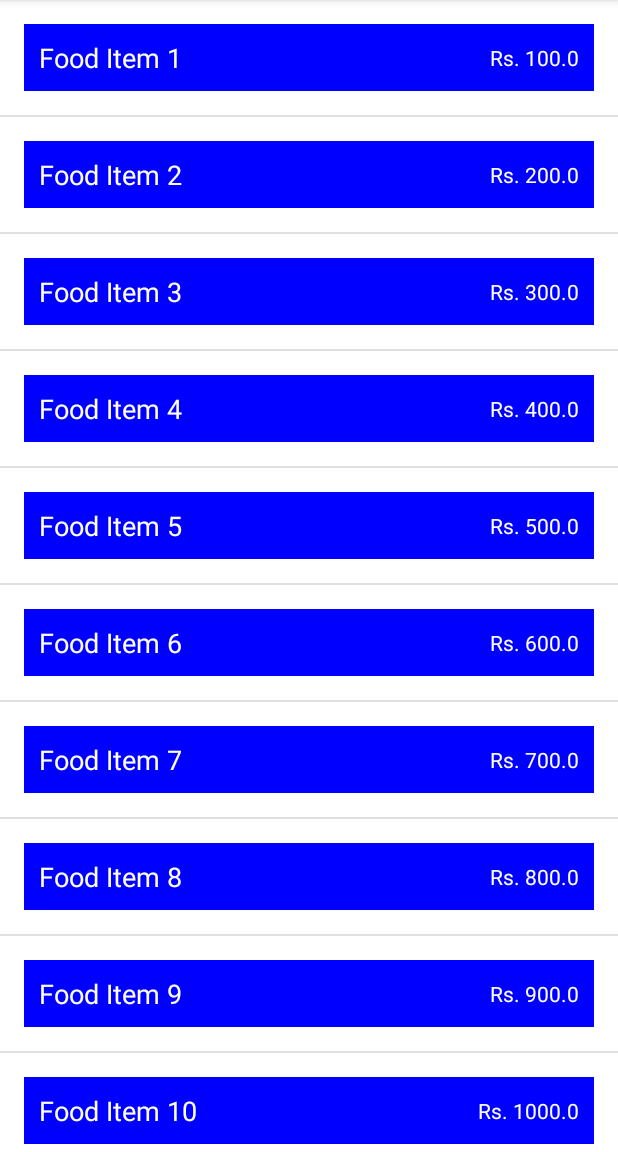
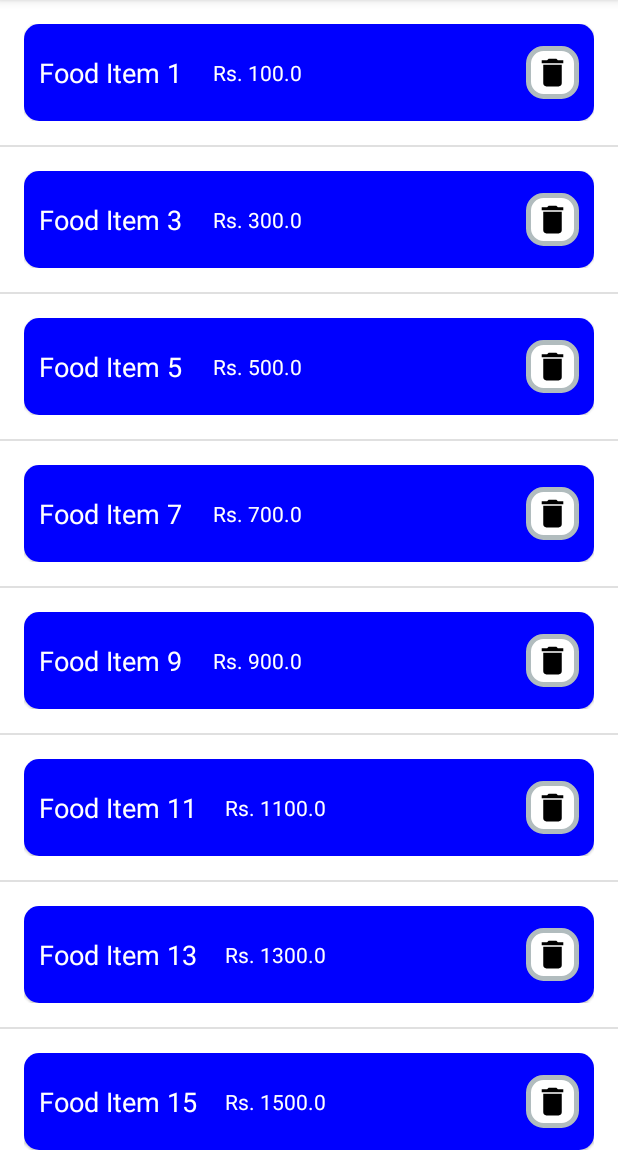
Before and after one commit to aman1sr/basic_rec_view-p3, an Android app: the screen it shows after launch (MainActivity), on a phone screen of 412 x 824 dp, the part 84-1236 px from its top. Run offline under Robolectric (Android 15) with nearby library versions, the phone set to English and light mode, and no system bars.

Commit message:
added delete functionality

```diff
--- a/app/src/main/java/com/example/basic_rec_view/FoodItemAdapter.kt
+++ b/app/src/main/java/com/example/basic_rec_view/FoodItemAdapter.kt
@@ -22,6 +22,8 @@ class FoodItemAdapter(private val context: Context, private val foodItemList: Mu
     override fun onBindViewHolder(holder: FoodItemViewHolder, position: Int) {
        val foodItem = foodItemList[position]
     holder.bind(foodItem)
+    holder.delete(position, foodItemList)
+
     }
 
 /* how many items we have to display */
@@ -39,9 +41,17 @@ class FoodItemAdapter(private val context: Context, private val foodItemList: Mu
             binding.foodItemNameTV.text = foodItem.name
             binding.foodItemPriceTV.text = "Rs. ${foodItem.price}"
 
+
         }
 
+        fun delete(position: Int, foodItemList: MutableList<FoodItem>) {
+
+            foodItemList.removeAt(position)
+
+
         }
+
+    }
 
 
 
--- /dev/null
+++ b/app/src/main/res/drawable/delete_bg.xml
@@ -0,0 +1,7 @@
+<?xml version="1.0" encoding="utf-8"?>
+<shape xmlns:android="http://schemas.android.com/apk/res/android">
+    <solid android:color="#FFFFFF"/>
+    <stroke android:width="3dp" android:color="#B1BCBE" />
+    <corners android:radius="10dp"/>
+    <padding android:left="0dp" android:top="0dp" android:right="0dp" android:bottom="0dp" />
+</shape>
--- /dev/null
+++ b/app/src/main/res/drawable/ic_delete.xml
@@ -0,0 +1,5 @@
+<vector android:height="24dp" android:tint="#000000"
+    android:viewportHeight="24" android:viewportWidth="24"
+    android:width="24dp" xmlns:android="http://schemas.android.com/apk/res/android">
+    <path android:fillColor="@android:color/white" android:pathData="M6,19c0,1.1 0.9,2 2,2h8c1.1,0 2,-0.9 2,-2V7H6v12zM19,4h-3.5l-1,-1h-5l-1,1H5v2h14V4z"/>
+</vector>
--- a/app/src/main/res/layout/food_item_layout.xml
+++ b/app/src/main/res/layout/food_item_layout.xml
@@ -1,32 +1,84 @@
 <?xml version="1.0" encoding="utf-8"?>
 <androidx.constraintlayout.widget.ConstraintLayout xmlns:android="http://schemas.android.com/apk/res/android"
+    xmlns:app="http://schemas.android.com/apk/res-auto"
     android:layout_width="match_parent"
     android:layout_height="wrap_content"
+    android:layout_margin="16dp"
+   >
+
+    <com.google.android.material.card.MaterialCardView
+        android:layout_width="match_parent"
+        android:layout_height="wrap_content"
+
+        app:cardCornerRadius="10dp"
+
+        app:layout_constraintEnd_toEndOf="parent"
+        app:layout_constraintHorizontal_bias="0.5"
+        app:layout_constraintStart_toStartOf="parent"
+        app:layout_constraintTop_toTopOf="parent"
+        app:layout_constraintBottom_toBottomOf="parent"
+        >
+
+        <androidx.constraintlayout.widget.ConstraintLayout
+            android:layout_width="match_parent"
+            android:layout_height="wrap_content"
+
             android:background="#0000FF"
-    android:layout_margin="16dp"
-    xmlns:app="http://schemas.android.com/apk/res-auto">
+            android:paddingTop="10dp"
+
+            android:paddingBottom="10dp">
 
             <TextView
                 android:id="@+id/foodItemNameTV"
                 android:layout_width="wrap_content"
                 android:layout_height="wrap_content"
+                android:layout_margin="10dp"
+                android:text="Food Item 1"
+                android:textColor="#FFF"
                 android:textSize="18sp"
-        android:textColor="#FFF"
-        android:text="Food Item 1"
-        android:layout_margin="10dp"
+                app:layout_constraintBottom_toBottomOf="parent"
                 app:layout_constraintStart_toStartOf="parent"
-        app:layout_constraintTop_toTopOf="parent"
-        app:layout_constraintBottom_toBottomOf="parent"/>
+                app:layout_constraintTop_toTopOf="parent" />
 
             <TextView
                 android:id="@+id/foodItemPriceTV"
                 android:layout_width="wrap_content"
                 android:layout_height="wrap_content"
+                android:layout_marginEnd="10dp"
+                android:text="Rs. 200"
                 android:textColor="#FFF"
-        android:text="Rs. 200"
+
+                app:layout_constraintBottom_toBottomOf="@id/foodItemNameTV"
+                app:layout_constraintEnd_toEndOf="parent"
+                app:layout_constraintHorizontal_bias="0.10"
+                app:layout_constraintStart_toEndOf="@+id/foodItemNameTV"
+                app:layout_constraintTop_toTopOf="@id/foodItemNameTV" />
+
+            <RelativeLayout
+                android:layout_width="wrap_content"
+                android:layout_height="wrap_content"
+                android:background="@drawable/delete_bg"
+
                 android:layout_marginEnd="10dp"
                 app:layout_constraintEnd_toEndOf="parent"
-        app:layout_constraintTop_toTopOf="@id/foodItemNameTV"
-        app:layout_constraintBottom_toBottomOf="@id/foodItemNameTV"/>
+                app:layout_constraintBottom_toBottomOf="parent"
+                app:layout_constraintTop_toTopOf="parent"
+                app:layout_constraintVertical_bias="0.5">
+
+                <ImageView
+                    android:id="@+id/delete_bin"
+                    android:layout_width="35dp"
+                    android:layout_height="35dp"
+                    android:padding="5dp"
+
+                    android:src="@drawable/ic_delete"
+
+                    />
+            </RelativeLayout>
+
 
         </androidx.constraintlayout.widget.ConstraintLayout>
+    </com.google.android.material.card.MaterialCardView>
+
+
+</androidx.constraintlayout.widget.ConstraintLayout>
```
Also changed, not shown: 1 other file. Lines whose indentation alone changed are shown as unchanged.
